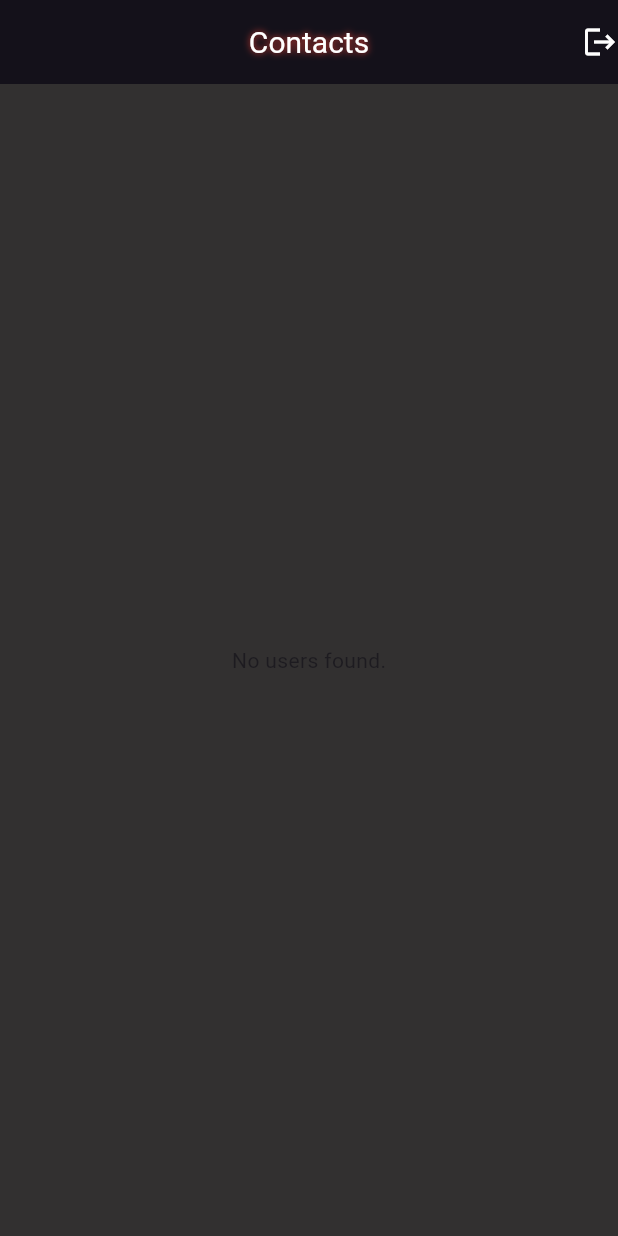
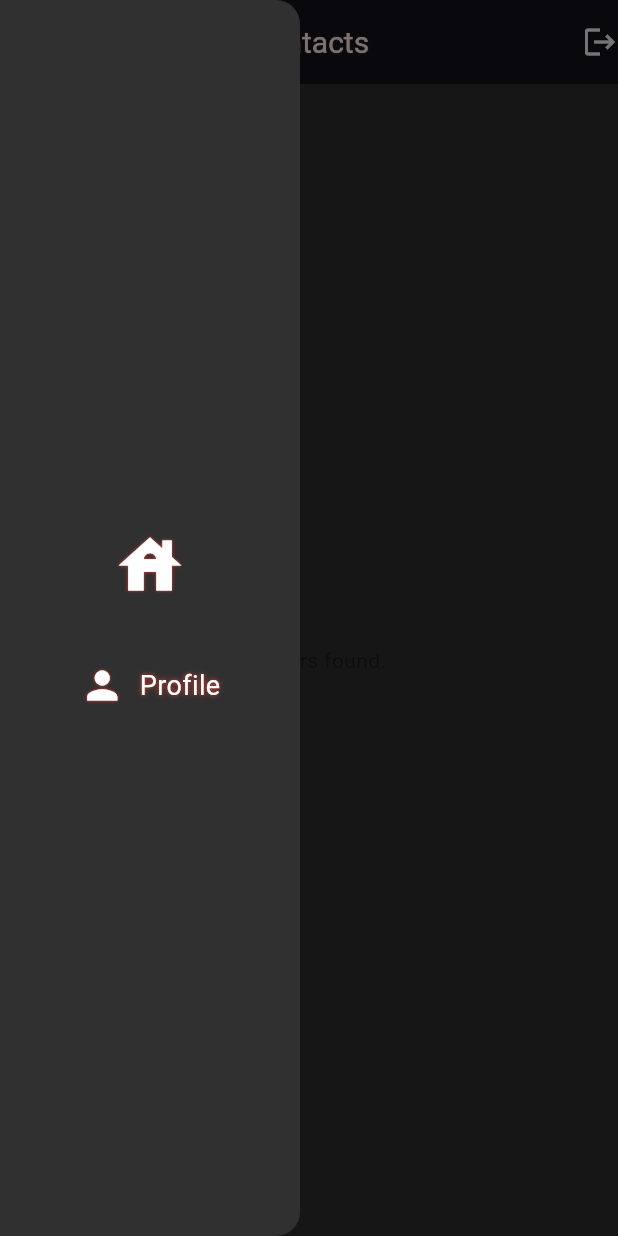
Before and after one commit to manandev18/Social-Media-App, a Flutter app: the screen it shows once a user with an empty profile is signed in, with the side drawer open (before the commit the screen has no drawer), on a phone screen of 412 x 824 dp. Run offline on Flutter 3.47's test engine with Material 3 defaults, Android fonts, the phone set to English and light mode, and no system bars; our stand-ins replace cloud_firestore, firebase_auth, firebase_core, google_fonts; accounts and stored records are empty.

```diff
--- a/lib/main.dart
+++ b/lib/main.dart
@@ -1,7 +1,7 @@
 import 'package:firebase_auth/firebase_auth.dart';
 import 'package:firebase_core/firebase_core.dart';
 import 'package:todo/firebase_options.dart';
-import '';
+
 import 'package:flutter/material.dart';
 import 'package:todo/pages/loginpage.dart';
 import 'package:todo/pages/mainpage.dart';
--- a/lib/pages/Usertile.dart
+++ b/lib/pages/Usertile.dart
@@ -15,7 +15,7 @@ class UserTile extends StatelessWidget {
         boxShadow: [
           BoxShadow(
             color: Colors.white,
-            blurRadius: 6.0,
+            blurRadius: 2.0,
             offset: Offset(0, 2),
           ),
         ],
@@ -33,7 +33,7 @@ class UserTile extends StatelessWidget {
         leading: Icon(
           Icons.person,
           color: Colors.white,
-          shadows: [Shadow(color: Colors.red, blurRadius: 10)],
+          shadows: [Shadow(color: Colors.red, blurRadius: 5)],
         ),
         textColor: Colors.white,
         title: Text(userData['name'] ?? 'No Name'),
--- a/lib/pages/homepage.dart
+++ b/lib/pages/homepage.dart
@@ -4,6 +4,8 @@ import 'package:flutter/material.dart';
 import 'package:todo/pages/Chatpage.dart';
 import 'package:todo/pages/Usertile.dart';
 import 'package:todo/pages/loginpage.dart';
+import 'package:todo/pages/drawer.dart';
+import 'package:todo/pages/profilepage.dart';
 
 class Homepage extends StatefulWidget {
   const Homepage({super.key});
@@ -30,6 +32,60 @@ class _HomepageState extends State<Homepage> {
   @override
   Widget build(BuildContext context) {
     return Scaffold(
+      drawer: Drawer(
+        width: 200,
+        backgroundColor: Colors.grey[850],
+        child: Column(
+          mainAxisAlignment: MainAxisAlignment.center,
+          crossAxisAlignment: CrossAxisAlignment.center,
+          children: [
+            Icon(
+              Icons.house,
+              color: Colors.white,
+              shadows: [
+                Shadow(
+                  color: Colors.red,
+                  blurRadius: 2,
+                ),
+              ],
+              size: 50,
+            ),
+            SizedBox(
+              height: 40,
+            ),
+            GestureDetector(
+              onTap: () {
+                Navigator.push(
+                    context,
+                    MaterialPageRoute(
+                        builder: (context) => Profilepage(context: context)));
+              },
+              child: Row(
+                crossAxisAlignment: CrossAxisAlignment.center,
+                mainAxisAlignment: MainAxisAlignment.center,
+                children: [
+                  Icon(
+                    Icons.person,
+                    color: Colors.white,
+                    size: 30,
+                    shadows: [Shadow(color: Colors.red, blurRadius: 2)],
+                  ),
+                  SizedBox(
+                    width: 10,
+                  ),
+                  Text(
+                    'Profile',
+                    style: TextStyle(
+                        color: Colors.white,
+                        fontSize: 18,
+                        shadows: [Shadow(color: Colors.red, blurRadius: 4)]),
+                  ),
+                ],
+              ),
+            )
+          ],
+        ),
+      ),
       backgroundColor: Color.fromARGB(255, 50, 48, 48),
       appBar: AppBar(
         centerTitle: true,
@@ -40,7 +96,7 @@ class _HomepageState extends State<Homepage> {
               shadows: [
                 Shadow(
                   color: Colors.red,
-                  blurRadius: 6,
+                  blurRadius: 0.5,
                 )
               ],
               fontSize: 20),
```
Also changed, not shown: lib/pages/profilepage.dart (added, +105 -0 lines), lib/pages/drawer.dart (added), 4 other files.
